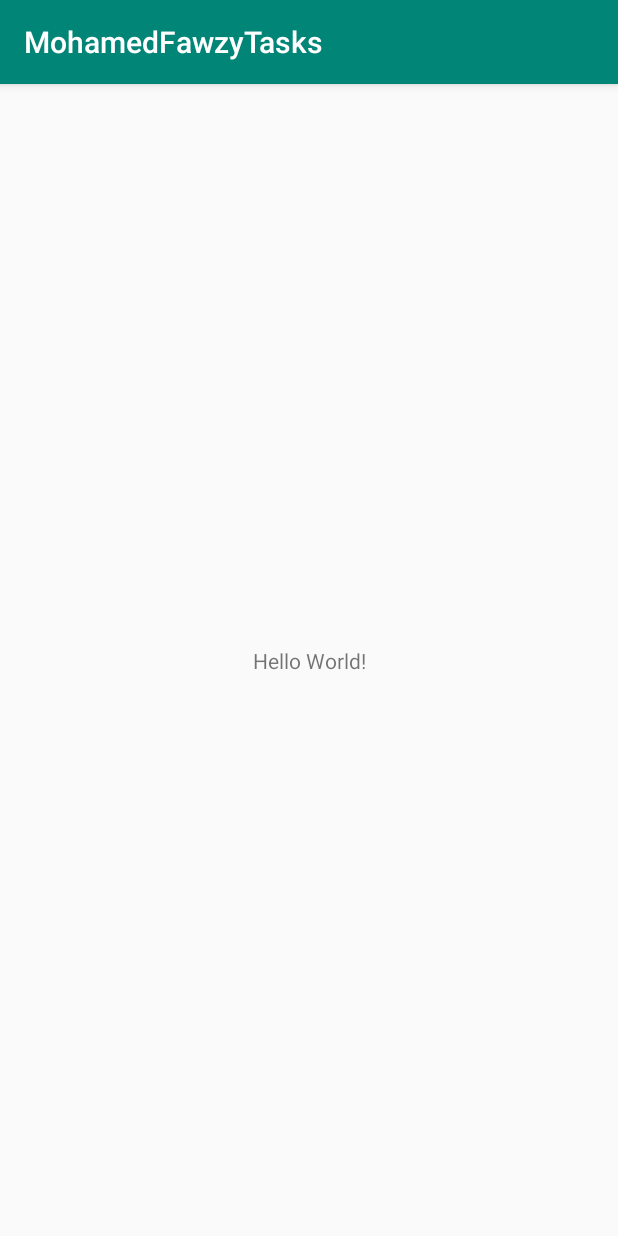
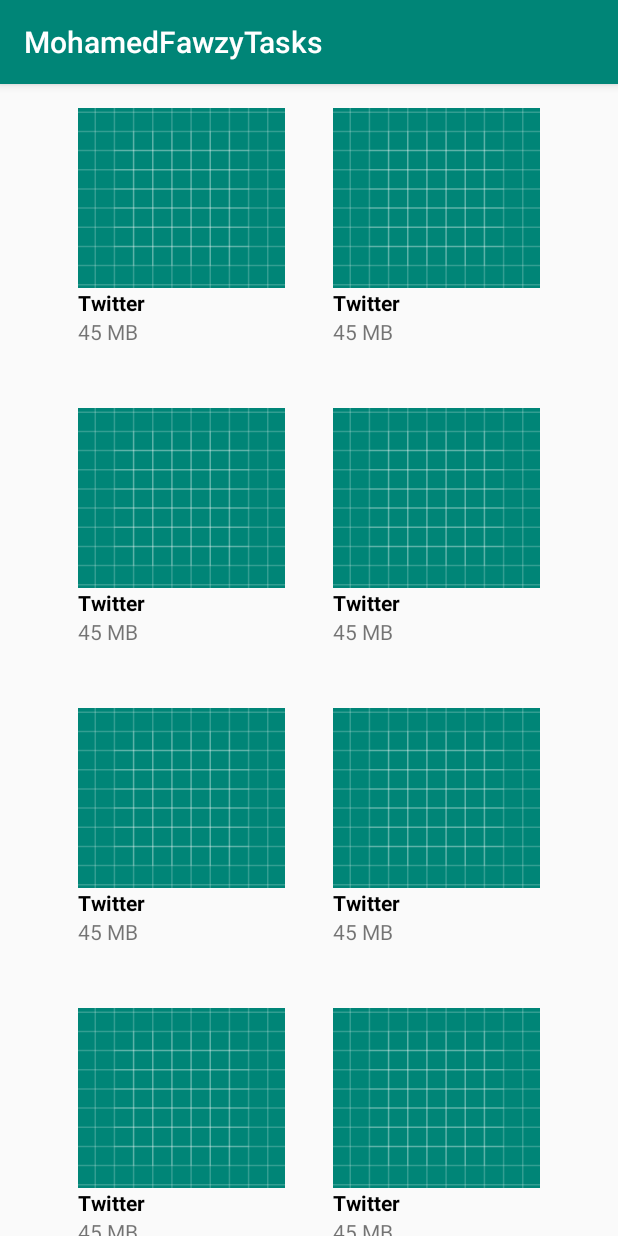
Before and after one commit to CATReloaded/MohamedFawzyTasks, an Android app: the screen it shows after launch (MainActivity), on a phone screen of 412 x 824 dp. Run offline under Robolectric (Android 15) with nearby library versions, the phone set to English and light mode, and no system bars.

Commit message:
"created task"

```diff
--- a/app/build.gradle
+++ b/app/build.gradle
@@ -26,4 +26,6 @@ dependencies {
     testImplementation 'junit:junit:4.12'
     androidTestImplementation 'com.android.support.test:runner:1.0.2'
     androidTestImplementation 'com.android.support.test.espresso:espresso-core:3.0.2'
+    implementation 'com.android.support:recyclerview-v7:28.0.0'
+
 }
--- /dev/null
+++ b/app/src/main/java/com/andalus/abomedhat/mohamedfawzytasks/DataSet.java
@@ -0,0 +1,39 @@
+package com.andalus.abomedhat.mohamedfawzytasks;
+
+import android.graphics.drawable.Drawable;
+
+public class DataSet {
+    private int thumbnail;
+    private String title;
+    private String size;
+
+    public DataSet(int thumbnail, String title, String size) {
+        this.thumbnail = thumbnail;
+        this.title = title;
+        this.size = size;
+    }
+
+    public int getThumbnail() {
+        return thumbnail;
+    }
+
+    public void setThumbnail(int thumbnail) {
+        this.thumbnail = thumbnail;
+    }
+
+    public String getTitle() {
+        return title;
+    }
+
+    public void setTitle(String title) {
+        this.title = title;
+    }
+
+    public String getSize() {
+        return size;
+    }
+
+    public void setSize(String size) {
+        this.size = size;
+    }
+}
--- a/app/src/main/java/com/andalus/abomedhat/mohamedfawzytasks/MainActivity.java
+++ b/app/src/main/java/com/andalus/abomedhat/mohamedfawzytasks/MainActivity.java
@@ -2,6 +2,12 @@ package com.andalus.abomedhat.mohamedfawzytasks;
 
 import android.support.v7.app.AppCompatActivity;
 import android.os.Bundle;
+import android.support.v7.widget.GridLayoutManager;
+import android.support.v7.widget.RecyclerView;
+import android.util.DisplayMetrics;
+
+import java.util.ArrayList;
+import java.util.List;
 
 public class MainActivity extends AppCompatActivity {
 
@@ -9,5 +15,31 @@ public class MainActivity extends AppCompatActivity {
     protected void onCreate(Bundle savedInstanceState) {
         super.onCreate(savedInstanceState);
         setContentView(R.layout.activity_main);
+        List<DataSet> item=new ArrayList<>();
+        item.add(new DataSet(R.drawable.ic_launcher_background,"Twitter","45 MB"));
+        item.add(new DataSet(R.drawable.ic_launcher_background,"Twitter","45 MB"));
+        item.add(new DataSet(R.drawable.ic_launcher_background,"Twitter","45 MB"));
+        item.add(new DataSet(R.drawable.ic_launcher_background,"Twitter","45 MB"));
+        item.add(new DataSet(R.drawable.ic_launcher_background,"Twitter","45 MB"));
+        item.add(new DataSet(R.drawable.ic_launcher_background,"Twitter","45 MB"));
+        item.add(new DataSet(R.drawable.ic_launcher_background,"Twitter","45 MB"));
+        item.add(new DataSet(R.drawable.ic_launcher_background,"Twitter","45 MB"));
+        item.add(new DataSet(R.drawable.ic_launcher_background,"Twitter","45 MB"));
+        item.add(new DataSet(R.drawable.ic_launcher_background,"Twitter","45 MB"));
+        item.add(new DataSet(R.drawable.ic_launcher_background,"Twitter","45 MB"));
+        item.add(new DataSet(R.drawable.ic_launcher_background,"Twitter","45 MB"));
+        item.add(new DataSet(R.drawable.ic_launcher_background,"Twitter","45 MB"));
+        Recycler recycler=new Recycler(this,item);
+        RecyclerView recyclerView=findViewById(R.id.recycler);
+        GridLayoutManager gridLayoutManager=new GridLayoutManager(this,numberPossible());
+        recyclerView.setLayoutManager(gridLayoutManager);
+        recyclerView.setAdapter(recycler);
     }
+    public int numberPossible() {
+        DisplayMetrics displayMetrics = this.getResources().getDisplayMetrics();
+        float dpwidth = displayMetrics.widthPixels / displayMetrics.density;
+        int numberPossible = (int) (dpwidth / 170);
+        return numberPossible;
+    }
+
 }
--- /dev/null
+++ b/app/src/main/java/com/andalus/abomedhat/mohamedfawzytasks/Recycler.java
@@ -0,0 +1,56 @@
+package com.andalus.abomedhat.mohamedfawzytasks;
+
+import android.content.Context;
+import android.support.annotation.NonNull;
+import android.support.v7.widget.RecyclerView;
+import android.view.LayoutInflater;
+import android.view.View;
+import android.view.ViewGroup;
+import android.widget.ImageView;
+import android.widget.TextView;
+
+import java.util.ArrayList;
+import java.util.List;
+import java.util.zip.Inflater;
+
+public class Recycler extends RecyclerView.Adapter<Recycler.MyViewHolder> {
+    List<DataSet> item;
+    Context context;
+
+    public Recycler(Context mContext, List<DataSet> data) {
+        item = data;
+        context=mContext;
+    }
+
+    @NonNull
+    @Override
+    public MyViewHolder onCreateViewHolder(@NonNull ViewGroup viewGroup, int i) {
+        View view=LayoutInflater.from(context).inflate(R.layout.grid_item,viewGroup,false);
+
+        return new MyViewHolder(view);
+    }
+
+    @Override
+    public void onBindViewHolder(@NonNull MyViewHolder myViewHolder, int i) {
+    myViewHolder.thumbnail.setImageResource(item.get(i).getThumbnail());
+    myViewHolder.title.setText(item.get(i).getTitle());
+    myViewHolder.size.setText(item.get(i).getSize());
+
+    }
+
+    @Override
+    public int getItemCount() {
+        return item.size();
+    }
+
+    public class MyViewHolder extends RecyclerView.ViewHolder {
+        ImageView thumbnail;
+        TextView title,size;
+        public MyViewHolder(@NonNull View itemView) {
+            super(itemView);
+            thumbnail=itemView.findViewById(R.id.thumbnail);
+            title=itemView.findViewById(R.id.title);
+            size=itemView.findViewById(R.id.size);
+        }
+    }
+}
--- a/app/src/main/res/layout/activity_main.xml
+++ b/app/src/main/res/layout/activity_main.xml
@@ -1,18 +1,17 @@
 <?xml version="1.0" encoding="utf-8"?>
-<android.support.constraint.ConstraintLayout xmlns:android="http://schemas.android.com/apk/res/android"
+<LinearLayout xmlns:android="http://schemas.android.com/apk/res/android"
     xmlns:app="http://schemas.android.com/apk/res-auto"
     xmlns:tools="http://schemas.android.com/tools"
     android:layout_width="match_parent"
     android:layout_height="match_parent"
+    android:orientation="vertical"
     tools:context=".MainActivity">
 
-    <TextView
+    <android.support.v7.widget.RecyclerView
+        android:id="@+id/recycler"
         android:layout_width="wrap_content"
         android:layout_height="wrap_content"
-        android:text="Hello World!"
-        app:layout_constraintBottom_toBottomOf="parent"
-        app:layout_constraintLeft_toLeftOf="parent"
-        app:layout_constraintRight_toRightOf="parent"
-        app:layout_constraintTop_toTopOf="parent" />
+        android:layout_gravity="center"
+       />
 
-</android.support.constraint.ConstraintLayout>
+</LinearLayout>
--- /dev/null
+++ b/app/src/main/res/layout/grid_item.xml
@@ -0,0 +1,31 @@
+<?xml version="1.0" encoding="utf-8"?>
+<LinearLayout xmlns:android="http://schemas.android.com/apk/res/android"
+    android:layout_width="170dp"
+    android:layout_height="200dp"
+    xmlns:tools="http://schemas.android.com/tools"
+    android:orientation="vertical"
+    android:padding="16dp"
+    >
+<ImageView
+    android:id="@+id/thumbnail"
+    android:layout_width="match_parent"
+    android:layout_height="120dp"
+    android:scaleType="centerCrop"
+    android:src="@color/colorPrimaryDark"
+    />
+    <TextView
+        android:id="@+id/title"
+        android:layout_width="match_parent"
+        android:layout_height="wrap_content"
+        tools:text="instagram"
+        android:maxLines="2"
+
+        android:textColor="#000"
+        android:textStyle="bold"/>
+    <TextView
+        android:id="@+id/size"
+        android:layout_width="match_parent"
+        android:layout_height="wrap_content"
+        android:maxLines="1"
+        tools:text="55 MB"/>
+</LinearLayout>
```
